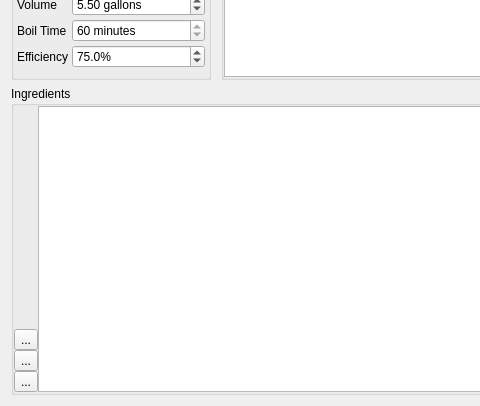
Old version of the form Recipe/RecipeWidget.ui in the repository DaneGardner/ThreeBrooks; both pictures show x 0 to 480 and y 97 to 503 of the 823 by 503 pixel window.
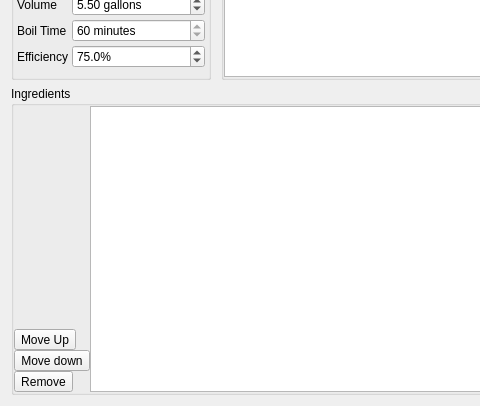
New version of the form. Icons and pictures are not drawn.

Patch:
```diff
--- a/Recipe/RecipeWidget.ui
+++ b/Recipe/RecipeWidget.ui
@@ -289,7 +289,7 @@
         <item>
          <widget class="QToolButton" name="btnRaise">
           <property name="text">
-           <string>...</string>
+           <string>Move Up</string>
           </property>
           <property name="icon">
            <iconset resource="../Resources.qrc">
@@ -303,7 +303,7 @@
         <item>
          <widget class="QToolButton" name="btnLower">
           <property name="text">
-           <string>...</string>
+           <string>Move down</string>
           </property>
           <property name="icon">
            <iconset resource="../Resources.qrc">
@@ -317,7 +317,7 @@
         <item>
          <widget class="QToolButton" name="btnRemove">
           <property name="text">
-           <string>...</string>
+           <string>Remove</string>
           </property>
           <property name="icon">
            <iconset resource="../Resources.qrc">
```
Left out of the diff: 9 changed lines with no effect on the pictures.
